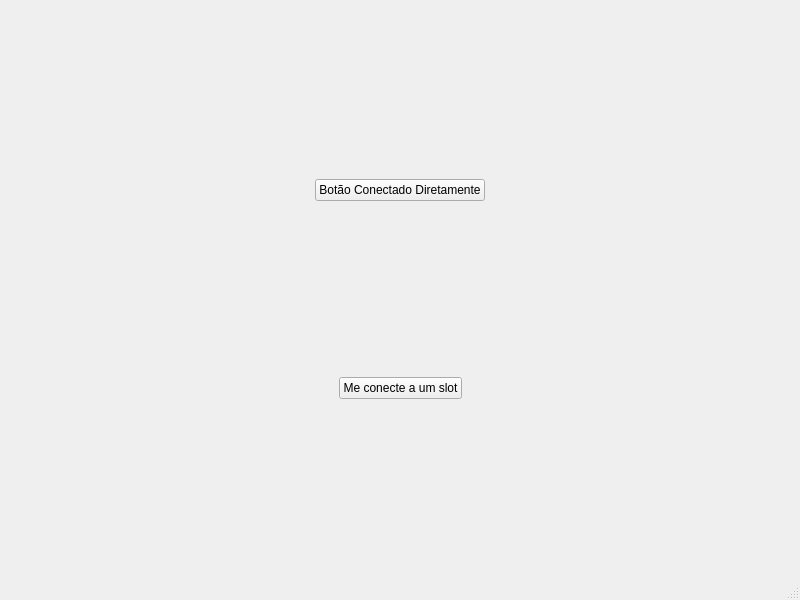
danilo94/MiniCursoQt, file 03-CriandoSeuPrimeiroSignalSlot/03-CriandoSeuPrimeiroSignalSlot/mainwindow.ui: the form before one commit.
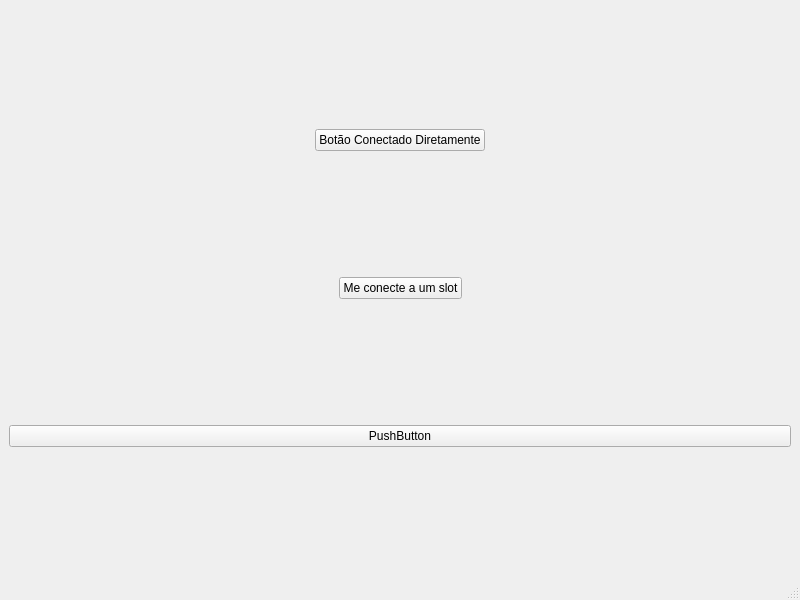
The form after the commit.

Diff of the .ui file:
```diff
--- a/03-CriandoSeuPrimeiroSignalSlot/03-CriandoSeuPrimeiroSignalSlot/mainwindow.ui
+++ b/03-CriandoSeuPrimeiroSignalSlot/03-CriandoSeuPrimeiroSignalSlot/mainwindow.ui
@@ -89,6 +89,17 @@
       </item>
      </layout>
     </item>
+    <item>
+     <layout class="QHBoxLayout" name="horizontalLayout_3">
+      <item>
+       <widget class="QPushButton" name="pushButton_2">
+        <property name="text">
+         <string>PushButton</string>
+        </property>
+       </widget>
+      </item>
+     </layout>
+    </item>
    </layout>
   </widget>
   <widget class="QMenuBar" name="menubar">
```
